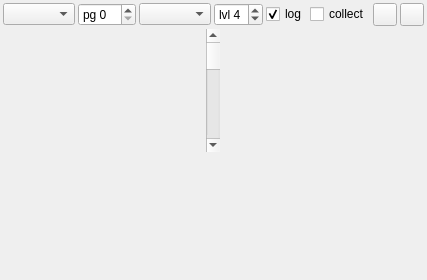
This is ui/dbgwidgets/form_heat.ui in dotkoval/xpeccy-plus as Qt 5 draws it before an edit. The edited form follows.
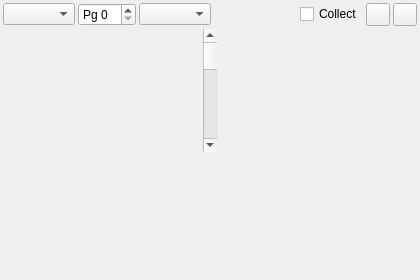
This is the edited form. Icons and pictures are not drawn.

Commit message: debuga: draw the cpu heat map as four 16K blocks

Diff of the .ui file:
```diff
--- a/ui/dbgwidgets/form_heat.ui
+++ b/ui/dbgwidgets/form_heat.ui
@@ -59,7 +59,7 @@
         <bool>true</bool>
        </property>
        <property name="prefix">
-        <string>pg </string>
+        <string>Pg </string>
        </property>
        <property name="maximum">
         <number>255</number>
@@ -76,48 +76,7 @@
        </property>
       </widget>
      </item>
-     <item>
-      <widget class="QSpinBox" name="sbHeatLevels">
-       <property name="maximumSize">
-        <size>
-         <width>58</width>
-         <height>16777215</height>
-        </size>
-       </property>
-       <property name="toolTip">
-        <string>Intensity steps per counter, 1 = touched or not</string>
-       </property>
-       <property name="frame">
-        <bool>true</bool>
-       </property>
-       <property name="prefix">
-        <string>lvl </string>
-       </property>
-       <property name="minimum">
-        <number>1</number>
-       </property>
-       <property name="maximum">
-        <number>8</number>
-       </property>
-       <property name="value">
-        <number>4</number>
-       </property>
-      </widget>
-     </item>
-     <item>
-      <widget class="QCheckBox" name="cbHeatLog">
-       <property name="toolTip">
-        <string>Logarithmic intensity scale</string>
-       </property>
-       <property name="text">
-        <string>log</string>
-       </property>
-       <property name="checked">
-        <bool>true</bool>
-       </property>
-      </widget>
-     </item>
-     <item>
+<item>
       <spacer name="spacerHeatTop">
        <property name="orientation">
         <enum>Qt::Horizontal</enum>
@@ -136,7 +95,7 @@
         <string>Collect read/write/exec usage counters per memory cell</string>
        </property>
        <property name="text">
-        <string>collect</string>
+        <string>Collect</string>
        </property>
       </widget>
      </item>
@@ -179,15 +138,18 @@
     </layout>
    </item>
    <item>
-    <layout class="QHBoxLayout" name="layHeatFoot">
+    <layout class="QVBoxLayout" name="layHeatFoot">
      <property name="spacing">
-      <number>6</number>
+      <number>1</number>
      </property>
      <item>
       <widget class="QLabel" name="labHeatInfo">
        <property name="text">
         <string/>
        </property>
+       <property name="alignment">
+        <set>Qt::AlignRight|Qt::AlignVCenter</set>
+       </property>
       </widget>
      </item>
     </layout>
```
The commit also changes 3 other files.
